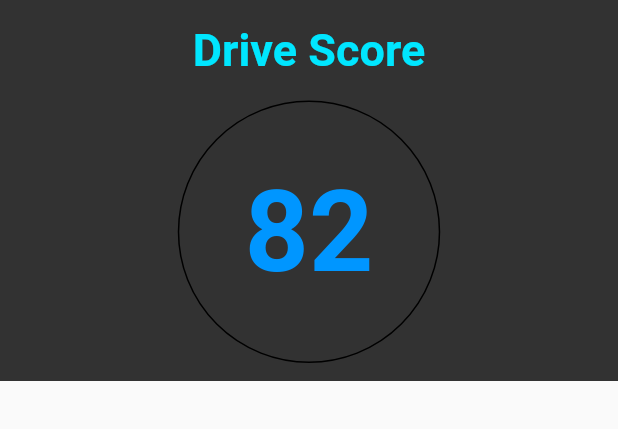
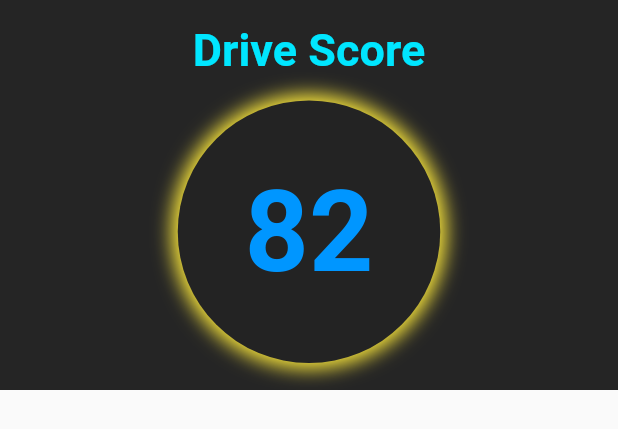
Before and after one commit to Andrewuwu/Driving_Rating_App, a Flutter app: the ScoreDisplay widget shown alone on an empty page, opened directly, on a phone screen of 412 x 824 dp. Shown: the top 429 px of the screen. Run offline on Flutter 3.47's test engine with Material 2 defaults, Android fonts, the phone set to English and light mode, and no system bars; our stand-ins replace geolocator.

```diff
--- a/lib/Widgets/ScoreDisplay.dart
+++ b/lib/Widgets/ScoreDisplay.dart
@@ -6,7 +6,7 @@ class ScoreDisplay extends StatefulWidget {
 }
 
 class _ScoreDisplayState extends State<ScoreDisplay> {
-  final List<int> scores = [70, 85, 92, 76, 78, 96];
+  final List<int> scores = [92, 76, 78, 85];
   double avgdouble;
   int avg;
 
@@ -18,8 +18,8 @@ class _ScoreDisplayState extends State<ScoreDisplay> {
       children: <Widget>[
         Expanded(
           child: Container(
-            height: 254.0,
-            color: Color.fromRGBO(0, 0, 0, 0.8),
+            height: 260.0,
+            color: Color.fromRGBO(0, 0, 0, 0.85),
             child: Column(
               children: <Widget>[
                 Text(''),
@@ -36,9 +36,22 @@ class _ScoreDisplayState extends State<ScoreDisplay> {
                   height: 175.0,
                   width: 175.0,
                   decoration: BoxDecoration(
-                    color: Color.fromRGBO(0, 0, 0, 0),
+                    color: Color.fromRGBO(35, 35, 35, 1.0),
                     shape: BoxShape.circle,
-                    border: Border.all(),
+                    boxShadow: [
+                      BoxShadow(
+                          color: avg < 70
+                              ? Colors.red
+                              : avg < 80
+                                  ? Colors.deepOrange
+                                  : avg < 90
+                                      ? Colors.yellow
+                                      : avg < 101
+                                          ? Colors.lightGreenAccent
+                                          : Colors.grey,
+                          blurRadius: 10.0,
+                          spreadRadius: 4.0),
+                    ],
                   ),
                   child: Align(
                     alignment: Alignment.center,
```
Also changed, not shown: lib/Screens/Dashboard.dart (+25 -0 lines), lib/Widgets/StatisticsScroll.dart (+4 -6 lines).
